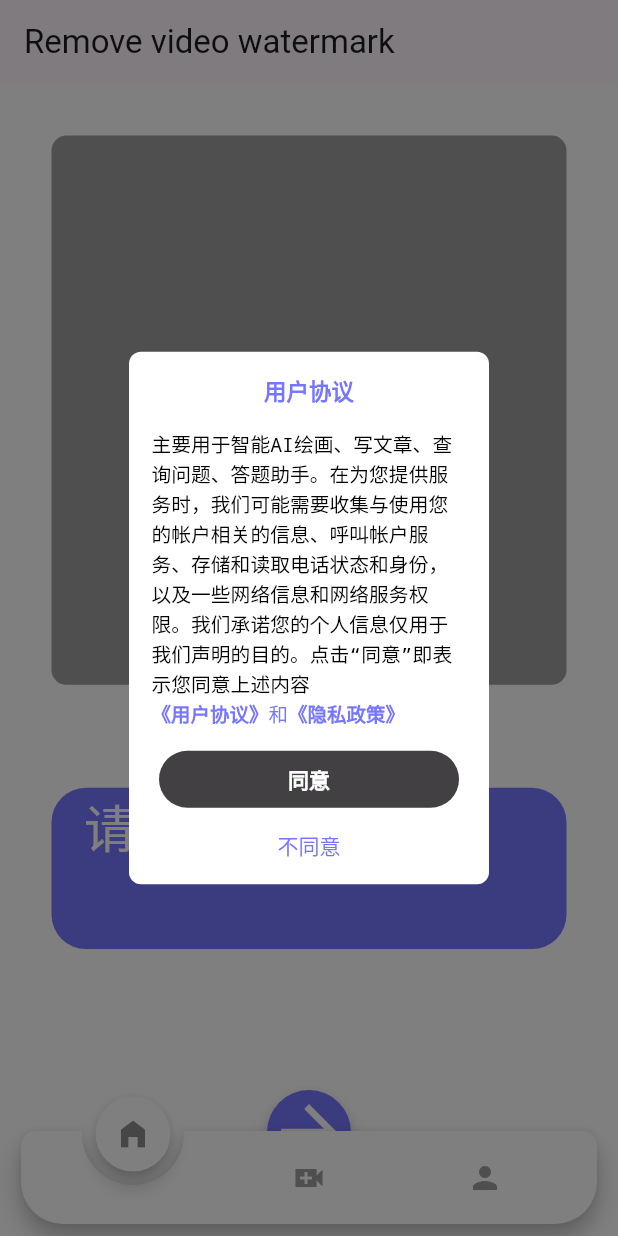
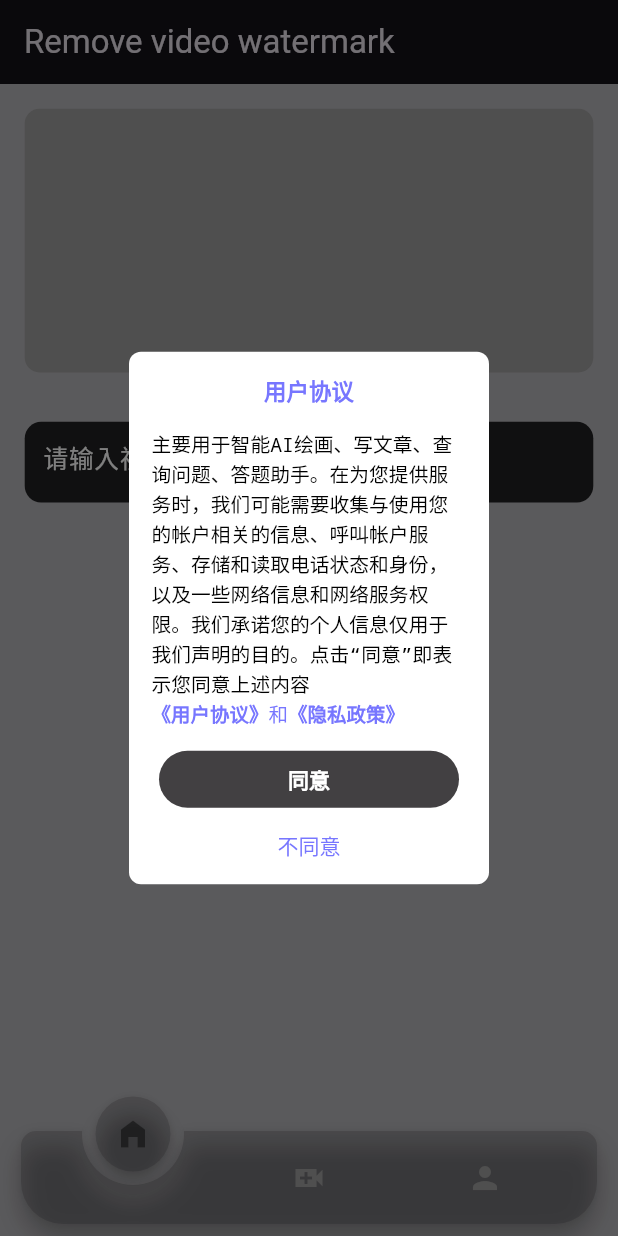
Before and after one commit to Cosyment/TubeSavely, a Flutter app: the screen it shows after launch, on a phone screen of 412 x 824 dp. Run offline on Flutter 3.47's test engine with Material 2 defaults, Android fonts, the phone set to English and light mode, and no system bars; drawn by our look-alikes of animated_notch_bottom_bar, cached_network_image; our stand-ins replace chewie, dio, flutter_screenutil, fluttertoast, image_gallery_saver, in_app_purchase and 11 more; missing offline and left inert: alipay_kit, common_utils, dart:ffi, ffmpeg_kit_flutter, fraction, in_app_purchase_android and 8 more; network calls fail.

Commit message:
主题更改

```diff
--- a/lib/main.dart
+++ b/lib/main.dart
@@ -27,7 +27,7 @@ class MyApp extends StatefulWidget {
 }
 
 class _MyAppState extends State<MyApp> {
-  bool isDarkMode = false;
+  bool isDarkMode = true;
 
   @override
   void initState() {
@@ -52,7 +52,7 @@ class _MyAppState extends State<MyApp> {
 
   @override
   Widget build(BuildContext context) {
-    ScreenUtil.init(context);
+    ScreenUtil.init(context, designSize: const Size(750, 1378));
     return MaterialApp(
       debugShowCheckedModeBanner: false,
       theme: ThemeExit.get(isDarkMode),
--- a/lib/pages/video_detail.dart
+++ b/lib/pages/video_detail.dart
@@ -74,9 +74,6 @@ class _VideoDetailPageState extends State<VideoDetailPage> {
       appBar: AppBar(
         title: const Text(
           "解析结果",
-          style: TextStyle(
-            color: Colors.white,
-          ),
         ),
       ),
       body: Container(
--- a/lib/utils/exit.dart
+++ b/lib/utils/exit.dart
@@ -1,10 +1,8 @@
-import 'dart:ffi';
-
 import 'package:flutter/material.dart';
 import 'package:flutter_screenutil/flutter_screenutil.dart';
 import 'package:fluttertoast/fluttertoast.dart';
 import 'package:shared_preferences/shared_preferences.dart';
-import '../constants/colors.dart';
+
 import 'pub_method.dart';
 
 class ToastExit {
@@ -14,8 +12,6 @@ class ToastExit {
         toastLength: Toast.LENGTH_SHORT,
         gravity: ToastGravity.CENTER,
         timeInSecForIosWeb: 1,
-        backgroundColor: primaryColor,
-        textColor: Colors.white,
         fontSize: 28.sp);
   }
 }
@@ -33,19 +29,18 @@ class ThemeExit {
             useMaterial3: true,
             brightness: Brightness.dark,
             primaryColor: const Color(0XFF202123),
-            scaffoldBackgroundColor: const Color(0x3026242e),
-            hintColor: Colors.white)
+            scaffoldBackgroundColor: const Color(0x3026242e))
         : ThemeData(
             useMaterial3: true,
             brightness: Brightness.light,
-            primaryColor: const Color(0xFF7776FF), //航栏颜色
-            scaffoldBackgroundColor: const Color(0XFFFFFFFF), //背景颜色
-          );
+            primaryColor: const Color(0xFF7776FF),
+            //航栏颜色
+            scaffoldBackgroundColor: const Color(0XFFFFFFFF));
   }
 
   static Future<bool> isDark() async {
     SharedPreferences prefs = await SharedPreferences.getInstance();
-    return prefs.getBool("isDark") ?? false;
+    return prefs.getBool("isDark") ?? true;
   }
 
   static setDark(b) async {
```
Also changed, not shown: lib/pages/feedback_page.dart (+5 -5 lines), lib/pages/login_page.dart (+4 -4 lines).
